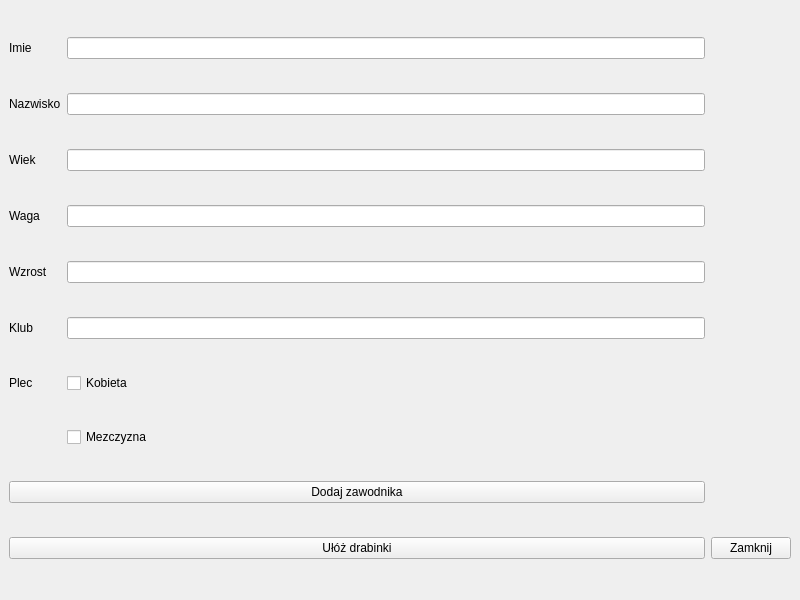
First picture: the form in mainwindow.ui, repository maciejszczesny/segregator, before the edit.
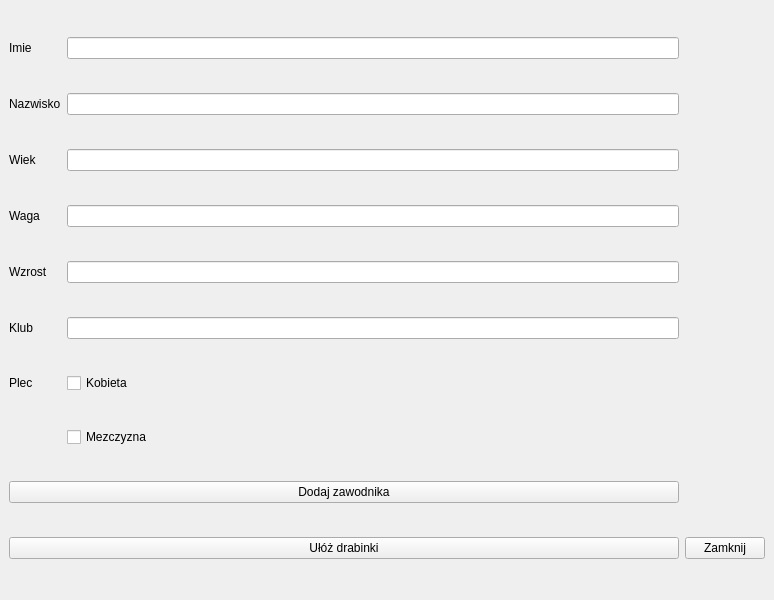
Second picture: the form after the edit.

The edit to the form file:
```diff
--- a/mainwindow.ui
+++ b/mainwindow.ui
@@ -6,7 +6,7 @@
    <rect>
     <x>0</x>
     <y>0</y>
-    <width>800</width>
+    <width>774</width>
     <height>600</height>
    </rect>
   </property>
```
Left out of the diff: 120 changed lines with no effect on the pictures.
